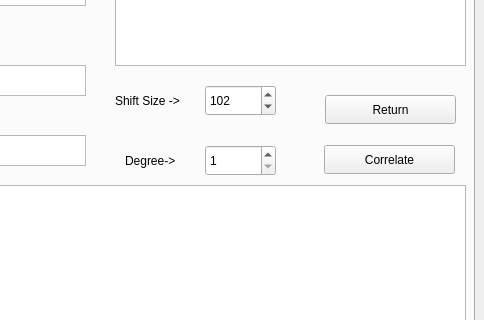
This is Correlation2.ui in tboudreaux/PHY-2002 as Qt 5 draws it before an edit; both pictures show x 316 to 800 and y 147 to 467 of the 800 by 600 pixel window. The edited form follows.
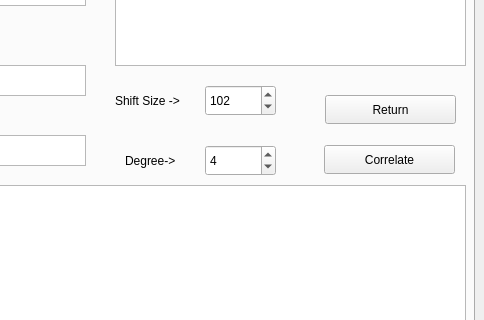
This is the edited form.

```diff
--- a/Correlation2.ui
+++ b/Correlation2.ui
@@ -118,6 +118,9 @@
         <property name="minimum">
          <number>1</number>
         </property>
+        <property name="value">
+         <number>4</number>
+        </property>
        </widget>
        <widget class="QLabel" name="label_6">
         <property name="geometry">
```
